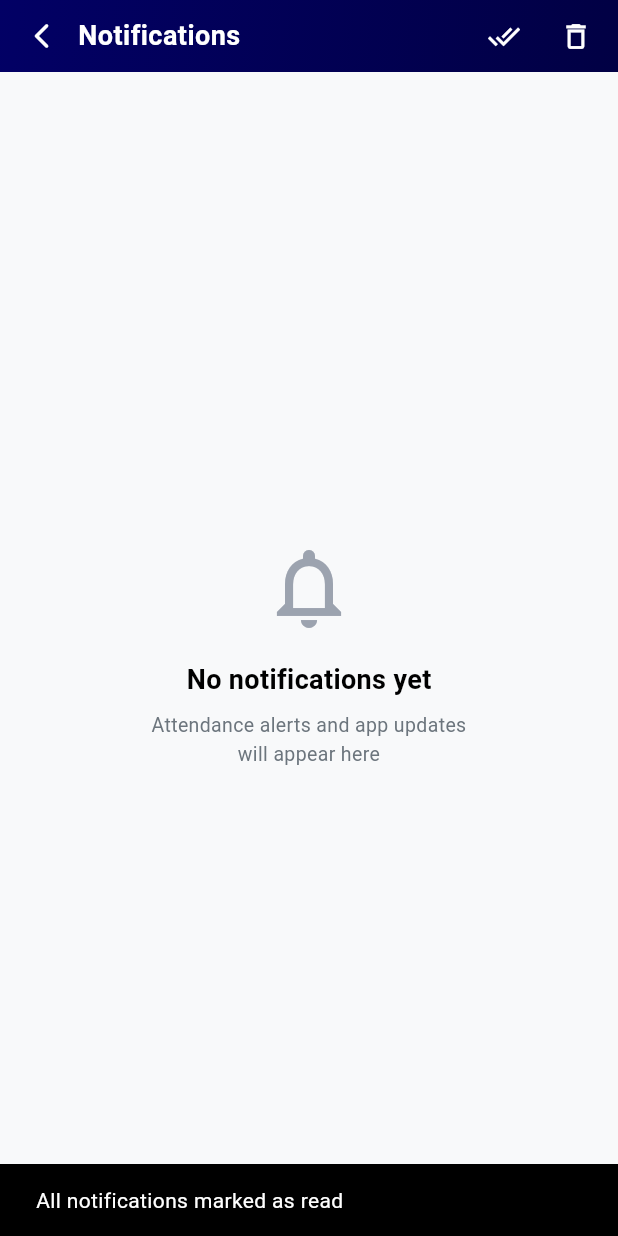
After one commit to AkSinghSidhu/Student-Support-App, a Flutter app: the NotificationsPage screen opened directly, after a tap on the "done all" icon, on a phone screen of 412 x 824 dp. The commit adds this screen. Run offline on Flutter 3.47's test engine with Material 3 defaults, Android fonts, the light colour scheme and no system bars; our stand-ins replace connectivity_plus, firebase_core, firebase_database, firebase_messaging, flutter_local_notifications, hive_flutter and 1 more; missing offline and left inert: workmanager; accounts and stored records are empty; statements that could not run were skipped.

Commit message:
feat: add in-app notification center with bell badge
- notification_store.dart: Hive-based storage (add/getAll/markRead/clearAll)
- notifications_page.dart: full UI with type icons, unread dots, shimmer loading
- home_page.dart: bell icon with red unread badge, navigates to notifications
- background_service.dart: attendance alerts saved to NotificationStore
- main.dart: draft sync alerts saved to NotificationStore, Hive box registered
- app_colors.dart: fix last withOpacity to withValues
- pubspec.yaml: update version to 0.1.0

```diff
--- a/lib/core/services/background_service.dart
+++ b/lib/core/services/background_service.dart
@@ -5,6 +5,7 @@ import 'package:workmanager/workmanager.dart';
 import 'package:shared_preferences/shared_preferences.dart';
 import 'package:student_support_app/core/services/notification_service.dart';
 import 'package:student_support_app/core/app_constants.dart';
+import 'package:student_support_app/core/services/notification_store.dart';
 
 const String attendanceTask = "checkAttendanceTask";
 
@@ -69,6 +70,13 @@ void callbackDispatcher() {
         }
 
         await NotificationService().showNotification(title: title, body: body);
+
+        // Store in-app notification
+        await NotificationStore.addNotification(
+          title: title,
+          body: body,
+          type: 'attendance',
+        );
       }
 
     } catch (e) {
--- /dev/null
+++ b/lib/core/services/notification_store.dart
@@ -0,0 +1,108 @@
+import 'dart:convert';
+import 'dart:developer' as developer;
+import 'package:hive_flutter/hive_flutter.dart';
+
+/// Hive-based local storage service for in-app notifications.
+class NotificationStore {
+  static const String _boxName = 'notifications';
+
+  static Box get _box => Hive.box(_boxName);
+
+  /// Add a new notification to the store.
+  static Future<void> addNotification({
+    required String title,
+    required String body,
+    required String type,
+  }) async {
+    try {
+      final notification = {
+        'id': DateTime.now().millisecondsSinceEpoch.toString(),
+        'title': title,
+        'body': body,
+        'type': type,
+        'isRead': false,
+        'timestamp': DateTime.now().toIso8601String(),
+      };
+      final list = _getList();
+      list.insert(0, notification); // newest first
+      await _box.put('items', jsonEncode(list));
+    } catch (e) {
+      developer.log('Error adding notification: $e', name: 'NotificationStore');
+    }
+  }
+
+  /// Get all notifications, newest first.
+  static Future<List<Map<String, dynamic>>> getAll() async {
+    try {
+      return _getList();
+    } catch (e) {
+      developer.log('Error getting notifications: $e', name: 'NotificationStore');
+      return [];
+    }
+  }
+
+  /// Mark a single notification as read by its id.
+  static Future<void> markAsRead(String id) async {
+    try {
+      final list = _getList();
+      for (final item in list) {
+        if (item['id'] == id) {
+          item['isRead'] = true;
+          break;
+        }
+      }
+      await _box.put('items', jsonEncode(list));
+    } catch (e) {
+      developer.log('Error marking as read: $e', name: 'NotificationStore');
+    }
+  }
+
+  /// Mark all notifications as read.
+  static Future<void> markAllAsRead() async {
+    try {
+      final list = _getList();
+      for (final item in list) {
+        item['isRead'] = true;
+      }
+      await _box.put('items', jsonEncode(list));
+    } catch (e) {
+      developer.log('Error marking all as read: $e', name: 'NotificationStore');
+    }
+  }
+
+  /// Clear all stored notifications.
+  static Future<void> clearAll() async {
+    try {
+      await _box.put('items', jsonEncode([]));
+    } catch (e) {
+      developer.log('Error clearing notifications: $e', name: 'NotificationStore');
+    }
+  }
+
+  /// Get the number of unread notifications.
+  static Future<int> getUnreadCount() async {
+    try {
+      final list = _getList();
+      return list.where((item) => item['isRead'] == false).length;
+    } catch (e) {
+      developer.log('Error getting unread count: $e', name: 'NotificationStore');
+      return 0;
+    }
+  }
+
+  /// Internal helper to parse the stored JSON list.
+  static List<Map<String, dynamic>> _getList() {
+    try {
+      final raw = _box.get('items');
+      if (raw == null) return [];
+      final decoded = jsonDecode(raw as String);
+      if (decoded is List) {
+        return decoded.map<Map<String, dynamic>>((e) => Map<String, dynamic>.from(e as Map)).toList();
+      }
+      return [];
+    } catch (e) {
+      developer.log('Error parsing notification list: $e', name: 'NotificationStore');
+      return [];
+    }
+  }
+}
--- a/lib/core/theme/app_colors.dart
+++ b/lib/core/theme/app_colors.dart
@@ -63,7 +63,7 @@ class AppColors {
       begin: Alignment.topLeft,
       end: Alignment.bottomRight,
       colors: [
-        baseColor.withOpacity(0.8),
+        baseColor.withValues(alpha: 0.8),
         baseColor,
       ],
     );
--- /dev/null
+++ b/lib/features/notifications/notifications_page.dart
@@ -0,0 +1,383 @@
+import 'package:flutter/material.dart';
+import 'package:provider/provider.dart';
+import '../../core/theme/theme_provider.dart';
+import '../../core/theme/app_colors.dart';
+import '../../core/services/notification_store.dart';
+import '../../shared/widgets/custom_app_bar.dart';
+
+/// Full-page notification center showing attendance alerts, draft syncs, etc.
+class NotificationsPage extends StatefulWidget {
+  const NotificationsPage({super.key});
+
+  @override
+  State<NotificationsPage> createState() => _NotificationsPageState();
+}
+
+class _NotificationsPageState extends State<NotificationsPage> {
+  late Future<List<Map<String, dynamic>>> _notificationsFuture;
+
+  @override
+  void initState() {
+    super.initState();
+    _notificationsFuture = NotificationStore.getAll();
+  }
+
+  void _refresh() {
+    if (mounted) {
+      setState(() {
+        _notificationsFuture = NotificationStore.getAll();
+      });
+    }
+  }
+
+  Future<void> _markAllRead() async {
+    await NotificationStore.markAllAsRead();
+    _refresh();
+    if (mounted) {
+      ScaffoldMessenger.of(context).showSnackBar(
+        const SnackBar(content: Text('All notifications marked as read')),
+      );
+    }
+  }
+
+  Future<void> _clearAll() async {
+    await NotificationStore.clearAll();
+    _refresh();
+    if (mounted) {
+      ScaffoldMessenger.of(context).showSnackBar(
+        const SnackBar(content: Text('All notifications cleared')),
+      );
+    }
+  }
+
+  String _timeAgo(String isoTimestamp) {
+    try {
+      final dt = DateTime.parse(isoTimestamp);
+      final now = DateTime.now();
+      final diff = now.difference(dt);
+
+      if (diff.inMinutes < 1) return 'Just now';
+      if (diff.inMinutes < 60) return '${diff.inMinutes}m ago';
+      if (diff.inHours < 24) return '${diff.inHours}h ago';
+      if (diff.inDays == 1) return 'Yesterday';
+      if (diff.inDays < 7) return '${diff.inDays}d ago';
+      return '${dt.day}/${dt.month}/${dt.year}';
+    } catch (_) {
+      return '';
+    }
+  }
+
+  IconData _iconForType(String type) {
+    switch (type) {
+      case 'attendance':
+        return Icons.school_outlined;
+      case 'notice':
+        return Icons.campaign_outlined;
+      case 'complaint':
+        return Icons.report_outlined;
+      case 'feedback':
+        return Icons.chat_bubble_outline;
+      case 'draft':
+        return Icons.cloud_upload_outlined;
+      default:
+        return Icons.notifications_outlined;
+    }
+  }
+
+  Color _colorForType(String type) {
+    switch (type) {
+      case 'attendance':
+        return AppColors.error;
+      case 'notice':
+        return AppColors.info;
+      case 'complaint':
+        return AppColors.warning;
+      case 'feedback':
+        return AppColors.success;
+      case 'draft':
+        return AppColors.feedbackColor;
+      default:
+        return AppColors.textMutedLight;
+    }
+  }
+
+  @override
+  Widget build(BuildContext context) {
+    final isDarkMode = context.watch<ThemeProvider>().isDarkMode;
+
+    return Scaffold(
+      backgroundColor: isDarkMode ? AppColors.surfaceDark : AppColors.surfaceLight,
+      appBar: CustomAppBar(
+        title: 'Notifications',
+        actions: [
+          IconButton(
+            icon: Icon(
+              Icons.done_all,
+              color: isDarkMode ? AppColors.textPrimaryDark : AppColors.primaryWhite,
+              size: 22,
+            ),
+            tooltip: 'Mark all read',
+            onPressed: _markAllRead,
+          ),
+          IconButton(
+            icon: Icon(
+              Icons.delete_outline,
+              color: isDarkMode ? AppColors.textPrimaryDark : AppColors.primaryWhite,
+              size: 22,
+            ),
+            tooltip: 'Clear all',
+            onPressed: _clearAll,
+          ),
+        ],
+      ),
+      body: FutureBuilder<List<Map<String, dynamic>>>(
+        future: _notificationsFuture,
+        builder: (context, snapshot) {
+          if (snapshot.connectionState == ConnectionState.waiting) {
+            return _buildShimmerLoading(isDarkMode);
+          }
+
+          final notifications = snapshot.data ?? [];
+
+          if (notifications.isEmpty) {
+            return _buildEmptyState(isDarkMode);
+          }
+
+          return ListView.builder(
+            physics: const BouncingScrollPhysics(),
+            padding: const EdgeInsets.fromLTRB(16, 12, 16, 20),
+            itemCount: notifications.length,
+            itemBuilder: (context, index) {
+              final item = notifications[index];
+              return _buildNotificationItem(item, isDarkMode);
+            },
+          );
+        },
+      ),
+    );
+  }
+
+  Widget _buildNotificationItem(Map<String, dynamic> item, bool isDarkMode) {
+    final isRead = item['isRead'] == true;
+    final type = item['type'] as String? ?? 'notice';
+    final iconColor = _colorForType(type);
+
+    return Container(
+      margin: const EdgeInsets.only(bottom: 10),
+      decoration: BoxDecoration(
+        color: isRead
+            ? (isDarkMode ? AppColors.cardBackgroundDark : AppColors.cardBackgroundLight)
+            : (isDarkMode
+                ? AppColors.cardBackgroundDark.withValues(alpha: 0.5)
+                : const Color(0xFFF8F9FF)),
+        borderRadius: BorderRadius.circular(14),
+        border: Border.all(
+          color: isRead
+              ? Colors.transparent
+              : iconColor.withValues(alpha: 0.2),
+        ),
+      ),
+      child: Material(
+        color: Colors.transparent,
+        child: InkWell(
+          onTap: () async {
+            final id = item['id'] as String? ?? '';
+            if (id.isNotEmpty) {
+              await NotificationStore.markAsRead(id);
+              _refresh();
+            }
+          },
+          borderRadius: BorderRadius.circular(14),
+          child: Padding(
+            padding: const EdgeInsets.all(14),
+            child: Row(
+              crossAxisAlignment: CrossAxisAlignment.start,
+              children: [
+                // Type icon
+                Container(
+                  width: 42,
+                  height: 42,
+                  decoration: BoxDecoration(
+                    color: iconColor.withValues(alpha: 0.12),
+                    shape: BoxShape.circle,
+                  ),
+                  child: Icon(
+                    _iconForType(type),
+                    color: iconColor,
+                    size: 20,
+                  ),
+                ),
+                const SizedBox(width: 12),
+                // Content
+                Expanded(
+                  child: Column(
+                    crossAxisAlignment: CrossAxisAlignment.start,
+                    children: [
+                      Text(
+                        item['title'] as String? ?? '',
+                        style: TextStyle(
+                          fontSize: 14,
+                          fontWeight: FontWeight.w600,
+                          color: isDarkMode
+                              ? AppColors.textPrimaryDark
+                              : AppColors.textPrimaryLight,
+                        ),
+                      ),
+                      const SizedBox(height: 4),
+                      Text(
+                        item['body'] as String? ?? '',
+                        maxLines: 2,
+                        overflow: TextOverflow.ellipsis,
+                        style: TextStyle(
+                          fontSize: 13,
+                          color: isDarkMode
+                              ? AppColors.textSecondaryDark
+                              : AppColors.textSecondaryLight,
+                        ),
+                      ),
+                      const SizedBox(height: 6),
+                      Text(
+                        _timeAgo(item['timestamp'] as String? ?? ''),
+                        style: TextStyle(
+                          fontSize: 11,
+                          color: isDarkMode
+                              ? AppColors.textMutedDark
+                              : AppColors.textMutedLight,
+                        ),
+                      ),
+                    ],
+                  ),
+                ),
+                const SizedBox(width: 8),
+                // Unread dot / arrow
+                Padding(
+                  padding: const EdgeInsets.only(top: 4),
+                  child: isRead
+                      ? Icon(
+                          Icons.chevron_right,
+                          size: 18,
+                          color: isDarkMode
+                              ? AppColors.textMutedDark
+                              : AppColors.textMutedLight,
+                        )
+                      : Container(
+                          width: 10,
+                          height: 10,
+                          decoration: const BoxDecoration(
+                            color: AppColors.info,
+                            shape: BoxShape.circle,
+                          ),
+                        ),
+                ),
+              ],
+            ),
+          ),
+        ),
+      ),
+    );
+  }
+
+  Widget _buildEmptyState(bool isDarkMode) {
+    return Center(
+      child: Column(
+        mainAxisAlignment: MainAxisAlignment.center,
+        children: [
+          Icon(
+            Icons.notifications_none_outlined,
+            size: 64,
+            color: isDarkMode ? AppColors.textMutedDark : AppColors.textMutedLight,
+          ),
+          const SizedBox(height: 16),
+          Text(
+            'No notifications yet',
+            style: TextStyle(
+              fontSize: 18,
+              fontWeight: FontWeight.w600,
+              color: isDarkMode ? AppColors.textPrimaryDark : AppColors.textPrimaryLight,
+            ),
+          ),
+          const SizedBox(height: 8),
+          Text(
+            'Attendance alerts and app updates\nwill appear here',
+            textAlign: TextAlign.center,
+            style: TextStyle(
+              fontSize: 13,
+              color: isDarkMode ? AppColors.textSecondaryDark : AppColors.textSecondaryLight,
+            ),
+          ),
+        ],
+      ),
+    );
+  }
+
+  Widget _buildShimmerLoading(bool isDarkMode) {
+    return ListView.builder(
+      padding: const EdgeInsets.fromLTRB(16, 12, 16, 20),
+      itemCount: 3,
+      itemBuilder: (context, index) {
+        return Container(
+          margin: const EdgeInsets.only(bottom: 10),
+          padding: const EdgeInsets.all(14),
+          decoration: BoxDecoration(
+            color: isDarkMode ? AppColors.cardBackgroundDark : AppColors.cardBackgroundLight,
+            borderRadius: BorderRadius.circular(14),
+          ),
+          child: Row(
+            children: [
+              // Circle shimmer
+              Container(
+                width: 42,
+                height: 42,
+                decoration: BoxDecoration(
+                  color: (isDarkMode ? AppColors.textMutedDark : AppColors.textMutedLight)
+                      .withValues(alpha: 0.15),
+                  shape: BoxShape.circle,
+                ),
+              ),
+              const SizedBox(width: 12),
+              Expanded(
+                child: Column(
+                  crossAxisAlignment: CrossAxisAlignment.start,
+                  children: [
+                    // Title shimmer
+                    Container(
+                      width: 140,
+                      height: 14,
+                      decoration: BoxDecoration(
+                        color: (isDarkMode ? AppColors.textMutedDark : AppColors.textMutedLight)
+                            .withValues(alpha: 0.15),
+                        borderRadius: BorderRadius.circular(4),
+                      ),
+                    ),
+                    const SizedBox(height: 8),
+                    // Body shimmer
+                    Container(
+                      width: double.infinity,
+                      height: 12,
+                      decoration: BoxDecoration(
+                        color: (isDarkMode ? AppColors.textMutedDark : AppColors.textMutedLight)
+                            .withValues(alpha: 0.1),
+                        borderRadius: BorderRadius.circular(4),
+                      ),
+                    ),
+                    const SizedBox(height: 6),
+                    // Timestamp shimmer
+                    Container(
+                      width: 60,
+                      height: 10,
+                      decoration: BoxDecoration(
+                        color: (isDarkMode ? AppColors.textMutedDark : AppColors.textMutedLight)
+                            .withValues(alpha: 0.08),
+                        borderRadius: BorderRadius.circular(4),
+                      ),
+                    ),
+                  ],
+                ),
+              ),
+            ],
+          ),
+        );
+      },
+    );
+  }
+}
--- a/pubspec.yaml
+++ b/pubspec.yaml
@@ -16,7 +16,7 @@ publish_to: 'none' # Remove this line if you wish to publish to pub.dev
 # https://developer.apple.com/library/archive/documentation/General/Reference/InfoPlistKeyReference/Articles/CoreFoundationKeys.html
 # In Windows, build-name is used as the major, minor, and patch parts
 # of the product and file versions while build-number is used as the build suffix.
-version: 0.1.0+1
+version: 0.1.0
 
 environment:
   sdk: ^3.9.2
```
Also changed, not shown: lib/features/home/pages/home_page.dart (+53 -0 lines), lib/main.dart (+12 -0 lines).
